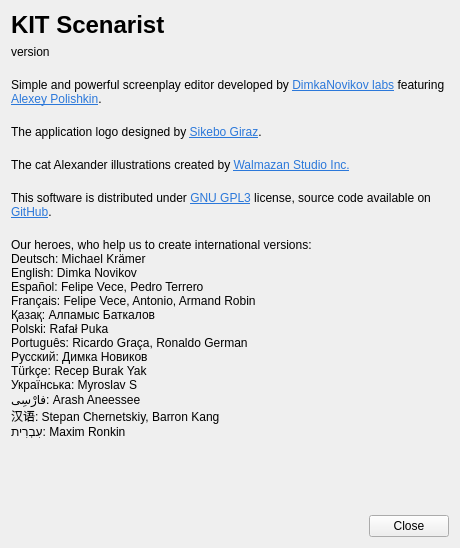
Old version of the form src/bin/scenarist-desktop/UserInterfaceLayer/Application/AboutDialog.ui in the repository dimkanovikov/KITScenarist.
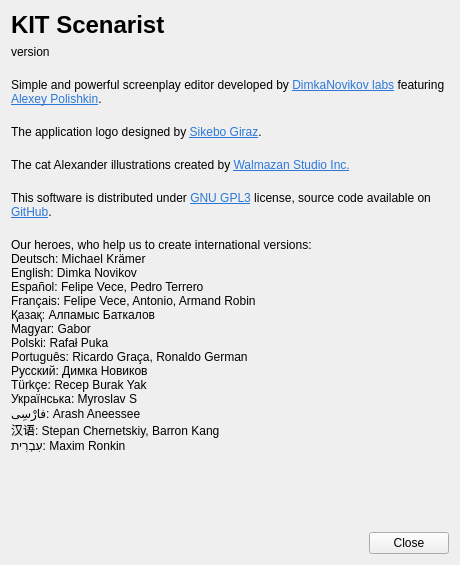
New version of the form.

Commit message: Added Hungarian translator name to the about app dialog

```diff
--- a/src/bin/scenarist-desktop/UserInterfaceLayer/Application/AboutDialog.ui
+++ b/src/bin/scenarist-desktop/UserInterfaceLayer/Application/AboutDialog.ui
@@ -7,7 +7,7 @@
     <x>0</x>
     <y>0</y>
     <width>460</width>
-    <height>548</height>
+    <height>565</height>
    </rect>
   </property>
   <property name="minimumSize">
@@ -150,6 +150,7 @@
 Español: Felipe Vece, Pedro Terrero
 Français: Felipe Vece, Antonio, Armand Robin
 Қазақ: Алпамыс Баткалов
+Magyar: Gabor
 Polski: Rafał Puka
 Português: Ricardo Graça, Ronaldo German 
 Русский: Димка Новиков
```
